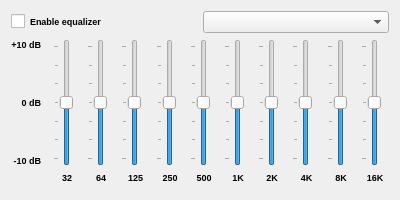
Before: the Qt Designer form Form/DialogEqualizer.ui in isuhao/TMediaPlayer, drawn with Qt 5.
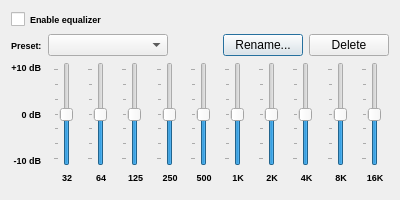
After: the same form once the commit is applied.

The edit to the form file:
```diff
--- a/Form/DialogEqualizer.ui
+++ b/Form/DialogEqualizer.ui
@@ -23,9 +23,47 @@
    <string>Equalizer</string>
   </property>
   <layout class="QGridLayout" name="gridLayout">
+   <item row="3" column="0">
+    <widget class="QLabel" name="lbl0dB">
+     <property name="font">
+      <font>
+       <pointsize>7</pointsize>
+       <weight>75</weight>
+       <bold>true</bold>
+      </font>
+     </property>
+     <property name="text">
+      <string>0 dB</string>
+     </property>
+     <property name="alignment">
+      <set>Qt::AlignRight|Qt::AlignTrailing|Qt::AlignVCenter</set>
+     </property>
+    </widget>
+   </item>
+   <item row="5" column="6">
+    <widget class="QLabel" name="lbl500">
+     <property name="sizePolicy">
+      <sizepolicy hsizetype="Expanding" vsizetype="Fixed">
+       <horstretch>0</horstretch>
+       <verstretch>0</verstretch>
+      </sizepolicy>
+     </property>
+     <property name="font">
+      <font>
+       <pointsize>7</pointsize>
+       <weight>75</weight>
+       <bold>true</bold>
+      </font>
+     </property>
+     <property name="text">
+      <string>500</string>
+     </property>
+     <property name="alignment">
+      <set>Qt::AlignCenter</set>
+     </property>
+    </widget>
+   </item>
    <item row="0" column="0" colspan="12">
-    <layout class="QHBoxLayout" name="horizontalLayout">
-     <item>
       <widget class="QCheckBox" name="enableEqualizer">
        <property name="font">
         <font>
@@ -39,19 +77,7 @@
        </property>
       </widget>
      </item>
-     <item>
-      <widget class="QComboBox" name="listPreset">
-       <property name="maxVisibleItems">
-        <number>20</number>
-       </property>
-       <property name="sizeAdjustPolicy">
-        <enum>QComboBox::AdjustToContents</enum>
-       </property>
-      </widget>
-     </item>
-    </layout>
-   </item>
-   <item row="1" column="8" rowspan="3">
+   <item row="2" column="8" rowspan="3">
     <widget class="QSlider" name="slider6">
      <property name="minimum">
       <number>-300</number>
@@ -79,7 +105,7 @@
      </property>
     </widget>
    </item>
-   <item row="1" column="3" rowspan="3">
+   <item row="2" column="3" rowspan="3">
     <widget class="QSlider" name="slider1">
      <property name="minimum">
       <number>-300</number>
@@ -107,7 +133,7 @@
      </property>
     </widget>
    </item>
-   <item row="1" column="6" rowspan="3">
+   <item row="2" column="6" rowspan="3">
     <widget class="QSlider" name="slider4">
      <property name="minimum">
       <number>-300</number>
@@ -135,7 +161,7 @@
      </property>
     </widget>
    </item>
-   <item row="1" column="10" rowspan="3">
+   <item row="2" column="10" rowspan="3">
     <widget class="QSlider" name="slider8">
      <property name="minimum">
       <number>-300</number>
@@ -163,7 +189,7 @@
      </property>
     </widget>
    </item>
-   <item row="1" column="4" rowspan="3">
+   <item row="2" column="4" rowspan="3">
     <widget class="QSlider" name="slider2">
      <property name="minimum">
       <number>-300</number>
@@ -191,7 +217,7 @@
      </property>
     </widget>
    </item>
-   <item row="1" column="11" rowspan="3">
+   <item row="2" column="11" rowspan="3">
     <widget class="QSlider" name="slider9">
      <property name="minimum">
       <number>-300</number>
@@ -219,7 +245,7 @@
      </property>
     </widget>
    </item>
-   <item row="1" column="9" rowspan="3">
+   <item row="2" column="9" rowspan="3">
     <widget class="QSlider" name="slider7">
      <property name="minimum">
       <number>-300</number>
@@ -247,7 +273,7 @@
      </property>
     </widget>
    </item>
-   <item row="1" column="5" rowspan="3">
+   <item row="2" column="5" rowspan="3">
     <widget class="QSlider" name="slider3">
      <property name="minimum">
       <number>-300</number>
@@ -275,7 +301,7 @@
      </property>
     </widget>
    </item>
-   <item row="1" column="7" rowspan="3">
+   <item row="2" column="7" rowspan="3">
     <widget class="QSlider" name="slider5">
      <property name="minimum">
       <number>-300</number>
@@ -303,7 +329,7 @@
      </property>
     </widget>
    </item>
-   <item row="1" column="0">
+   <item row="2" column="0">
     <widget class="QLabel" name="lbl10p">
      <property name="font">
       <font>
@@ -320,7 +346,7 @@
      </property>
     </widget>
    </item>
-   <item row="1" column="2" rowspan="3">
+   <item row="2" column="2" rowspan="3">
     <widget class="QSlider" name="slider0">
      <property name="minimum">
       <number>-300</number>
@@ -348,24 +374,7 @@
      </property>
     </widget>
    </item>
-   <item row="2" column="0">
-    <widget class="QLabel" name="lbl0dB">
-     <property name="font">
-      <font>
-       <pointsize>7</pointsize>
-       <weight>75</weight>
-       <bold>true</bold>
-      </font>
-     </property>
-     <property name="text">
-      <string>0 dB</string>
-     </property>
-     <property name="alignment">
-      <set>Qt::AlignRight|Qt::AlignTrailing|Qt::AlignVCenter</set>
-     </property>
-    </widget>
-   </item>
-   <item row="3" column="0">
+   <item row="4" column="0">
     <widget class="QLabel" name="lbl10m">
      <property name="font">
       <font>
@@ -382,30 +391,7 @@
      </property>
     </widget>
    </item>
-   <item row="4" column="6">
-    <widget class="QLabel" name="lbl500">
-     <property name="sizePolicy">
-      <sizepolicy hsizetype="Expanding" vsizetype="Fixed">
-       <horstretch>0</horstretch>
-       <verstretch>0</verstretch>
-      </sizepolicy>
-     </property>
-     <property name="font">
-      <font>
-       <pointsize>7</pointsize>
-       <weight>75</weight>
-       <bold>true</bold>
-      </font>
-     </property>
-     <property name="text">
-      <string>500</string>
-     </property>
-     <property name="alignment">
-      <set>Qt::AlignCenter</set>
-     </property>
-    </widget>
-   </item>
-   <item row="4" column="7">
+   <item row="5" column="7">
     <widget class="QLabel" name="lbl1K">
      <property name="sizePolicy">
       <sizepolicy hsizetype="Expanding" vsizetype="Fixed">
@@ -428,7 +414,7 @@
      </property>
     </widget>
    </item>
-   <item row="4" column="8">
+   <item row="5" column="8">
     <widget class="QLabel" name="lbl2K">
      <property name="sizePolicy">
       <sizepolicy hsizetype="Expanding" vsizetype="Fixed">
@@ -451,7 +437,7 @@
      </property>
     </widget>
    </item>
-   <item row="4" column="9">
+   <item row="5" column="9">
     <widget class="QLabel" name="lbl4K">
      <property name="sizePolicy">
       <sizepolicy hsizetype="Expanding" vsizetype="Fixed">
@@ -474,7 +460,7 @@
      </property>
     </widget>
    </item>
-   <item row="4" column="10">
+   <item row="5" column="10">
     <widget class="QLabel" name="lbl8K">
      <property name="sizePolicy">
       <sizepolicy hsizetype="Expanding" vsizetype="Fixed">
@@ -497,7 +483,7 @@
      </property>
     </widget>
    </item>
-   <item row="4" column="11">
+   <item row="5" column="11">
     <widget class="QLabel" name="lbl16K">
      <property name="sizePolicy">
       <sizepolicy hsizetype="Expanding" vsizetype="Fixed">
@@ -520,7 +506,7 @@
      </property>
     </widget>
    </item>
-   <item row="4" column="2">
+   <item row="5" column="2">
     <widget class="QLabel" name="lbl32">
      <property name="sizePolicy">
       <sizepolicy hsizetype="Expanding" vsizetype="Fixed">
@@ -543,7 +529,7 @@
      </property>
     </widget>
    </item>
-   <item row="4" column="3">
+   <item row="5" column="3">
     <widget class="QLabel" name="lbl64">
      <property name="sizePolicy">
       <sizepolicy hsizetype="Expanding" vsizetype="Fixed">
@@ -566,7 +552,7 @@
      </property>
     </widget>
    </item>
-   <item row="4" column="4">
+   <item row="5" column="4">
     <widget class="QLabel" name="lbl125">
      <property name="sizePolicy">
       <sizepolicy hsizetype="Expanding" vsizetype="Fixed">
@@ -589,7 +575,7 @@
      </property>
     </widget>
    </item>
-   <item row="4" column="5">
+   <item row="5" column="5">
     <widget class="QLabel" name="lbl250">
      <property name="sizePolicy">
       <sizepolicy hsizetype="Expanding" vsizetype="Fixed">
@@ -612,13 +598,98 @@
      </property>
     </widget>
    </item>
-   <item row="5" column="0" colspan="12">
+   <item row="6" column="0" colspan="12">
     <widget class="QDialogButtonBox" name="buttonBox">
      <property name="standardButtons">
       <set>QDialogButtonBox::NoButton</set>
      </property>
     </widget>
    </item>
+   <item row="1" column="0" colspan="12">
+    <layout class="QHBoxLayout" name="layoutPreset" stretch="0,0,0,0,0">
+     <item>
+      <widget class="QLabel" name="lblPreset">
+       <property name="font">
+        <font>
+         <pointsize>7</pointsize>
+         <weight>75</weight>
+         <bold>true</bold>
+        </font>
+       </property>
+       <property name="text">
+        <string>Preset:</string>
+       </property>
+      </widget>
+     </item>
+     <item>
+      <widget class="QComboBox" name="listPreset">
+       <property name="minimumSize">
+        <size>
+         <width>120</width>
+         <height>0</height>
+        </size>
+       </property>
+       <property name="maxVisibleItems">
+        <number>20</number>
+       </property>
+       <property name="sizeAdjustPolicy">
+        <enum>QComboBox::AdjustToContents</enum>
+       </property>
+      </widget>
+     </item>
+     <item>
+      <spacer name="spacerPreset">
+       <property name="orientation">
+        <enum>Qt::Horizontal</enum>
+       </property>
+       <property name="sizeHint" stdset="0">
+        <size>
+         <width>20</width>
+         <height>10</height>
+        </size>
+       </property>
+      </spacer>
+     </item>
+     <item>
+      <widget class="QPushButton" name="btnRenamePreset">
+       <property name="minimumSize">
+        <size>
+         <width>60</width>
+         <height>0</height>
+        </size>
+       </property>
+       <property name="maximumSize">
+        <size>
+         <width>80</width>
+         <height>16777215</height>
+        </size>
+       </property>
+       <property name="text">
+        <string>Rename...</string>
+       </property>
+      </widget>
+     </item>
+     <item>
+      <widget class="QPushButton" name="btnDeletePreset">
+       <property name="minimumSize">
+        <size>
+         <width>60</width>
+         <height>0</height>
+        </size>
+       </property>
+       <property name="maximumSize">
+        <size>
+         <width>80</width>
+         <height>16777215</height>
+        </size>
+       </property>
+       <property name="text">
+        <string>Delete</string>
+       </property>
+      </widget>
+     </item>
+    </layout>
+   </item>
   </layout>
  </widget>
  <tabstops>
```
